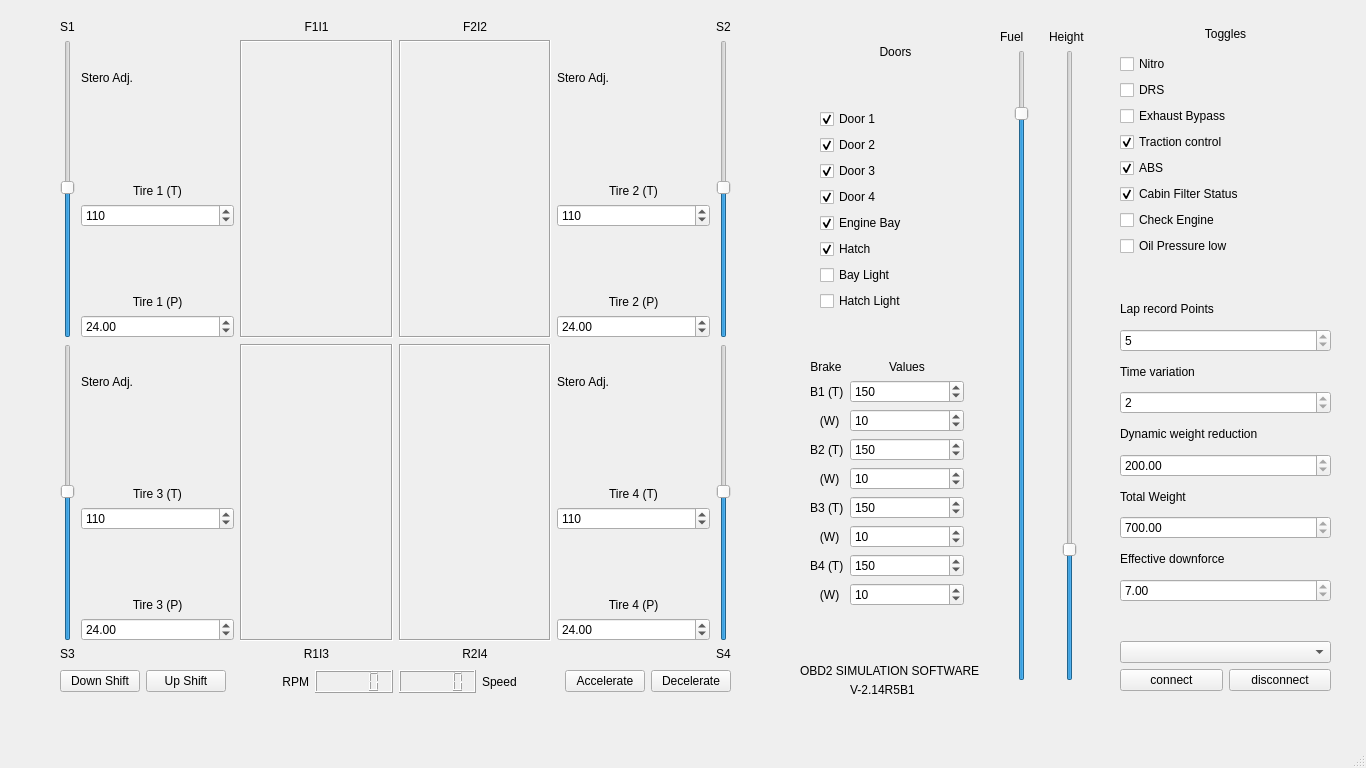
First picture: the form in mainwindow.ui, repository NashifAlam/HyperVisor, before the edit.
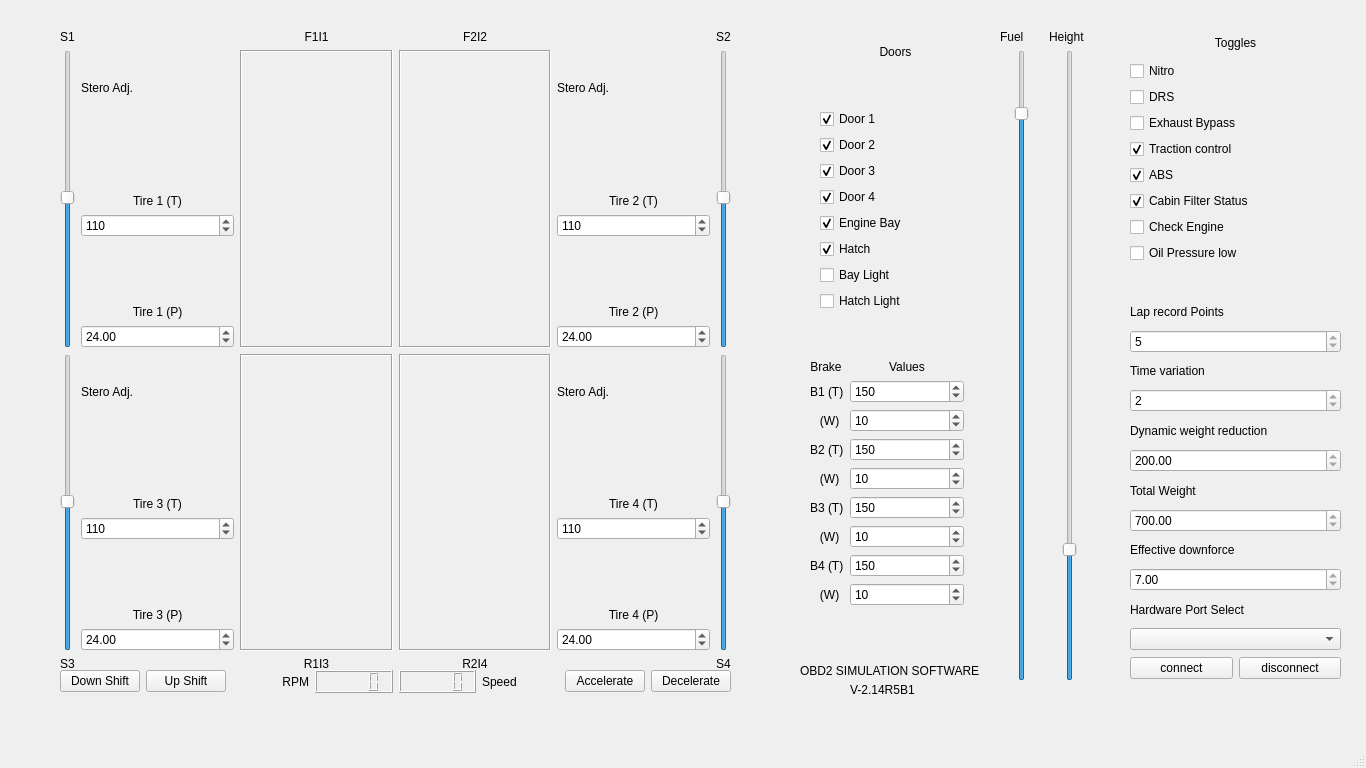
Second picture: the form after the edit. Icons and pictures are not drawn.

Diff of the .ui file:
```diff
--- a/mainwindow.ui
+++ b/mainwindow.ui
@@ -23,10 +23,10 @@
    <widget class="QWidget" name="verticalLayoutWidget">
     <property name="geometry">
      <rect>
-      <x>1120</x>
-      <y>20</y>
+      <x>1130</x>
+      <y>30</y>
       <width>211</width>
-      <height>671</height>
+      <height>681</height>
      </rect>
     </property>
     <layout class="QVBoxLayout" name="verticalLayout">
@@ -213,9 +213,9 @@
       </widget>
      </item>
      <item>
-      <widget class="QLabel" name="label_16">
+      <widget class="QLabel" name="label_49">
        <property name="text">
-        <string/>
+        <string>Hardware Port Select </string>
        </property>
       </widget>
      </item>
@@ -224,14 +224,14 @@
      </item>
      <item>
       <layout class="QGridLayout" name="gridLayout_4">
-       <item row="2" column="1">
+       <item row="2" column="1" alignment="Qt::AlignVCenter">
         <widget class="QPushButton" name="disconnect_button">
          <property name="text">
           <string>disconnect</string>
          </property>
         </widget>
        </item>
-       <item row="2" column="0">
+       <item row="2" column="0" alignment="Qt::AlignVCenter">
         <widget class="QPushButton" name="connect_button">
          <property name="text">
           <string>connect</string>
@@ -240,13 +240,20 @@
        </item>
       </layout>
      </item>
+     <item>
+      <widget class="QLabel" name="label_16">
+       <property name="text">
+        <string/>
+       </property>
+      </widget>
+     </item>
     </layout>
    </widget>
    <widget class="QWidget" name="gridLayoutWidget">
     <property name="geometry">
      <rect>
       <x>60</x>
-      <y>20</y>
+      <y>30</y>
       <width>671</width>
       <height>641</height>
      </rect>
@@ -838,7 +845,7 @@
       <x>810</x>
       <y>360</y>
       <width>154</width>
-      <height>311</height>
+      <height>281</height>
      </rect>
     </property>
     <layout class="QFormLayout" name="formLayout">
```
Left out of the diff: 6 changed lines with no effect on the pictures.
